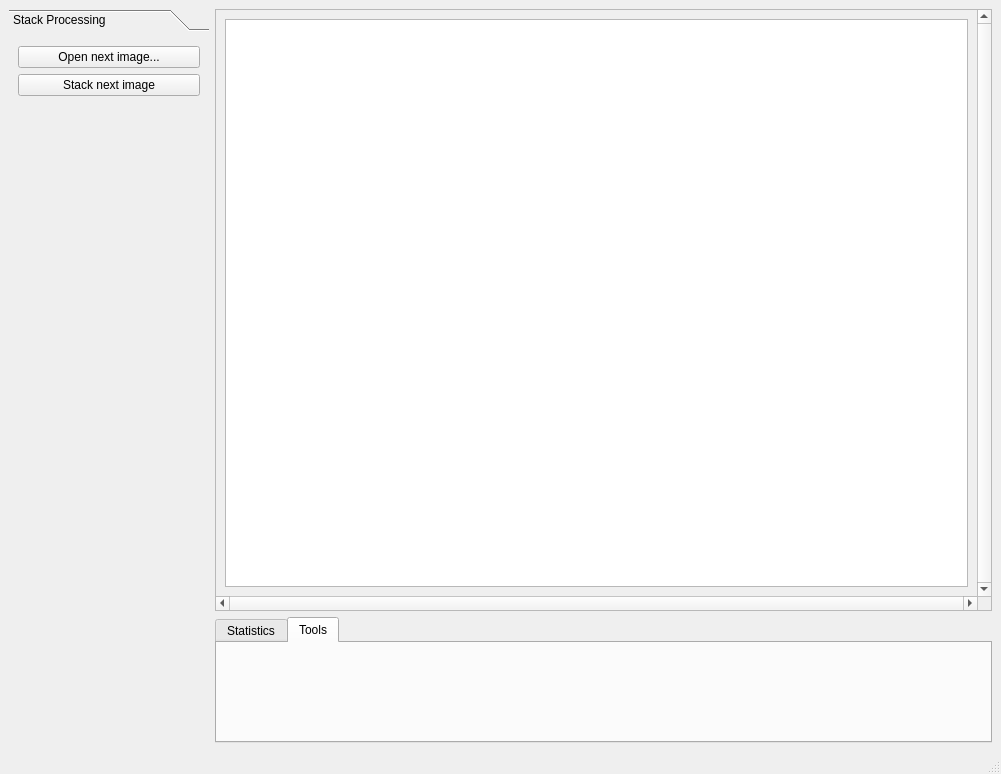
Before: the Qt Designer form src/astrobench.ui in steveicarus/astrobench, drawn with Qt 5.
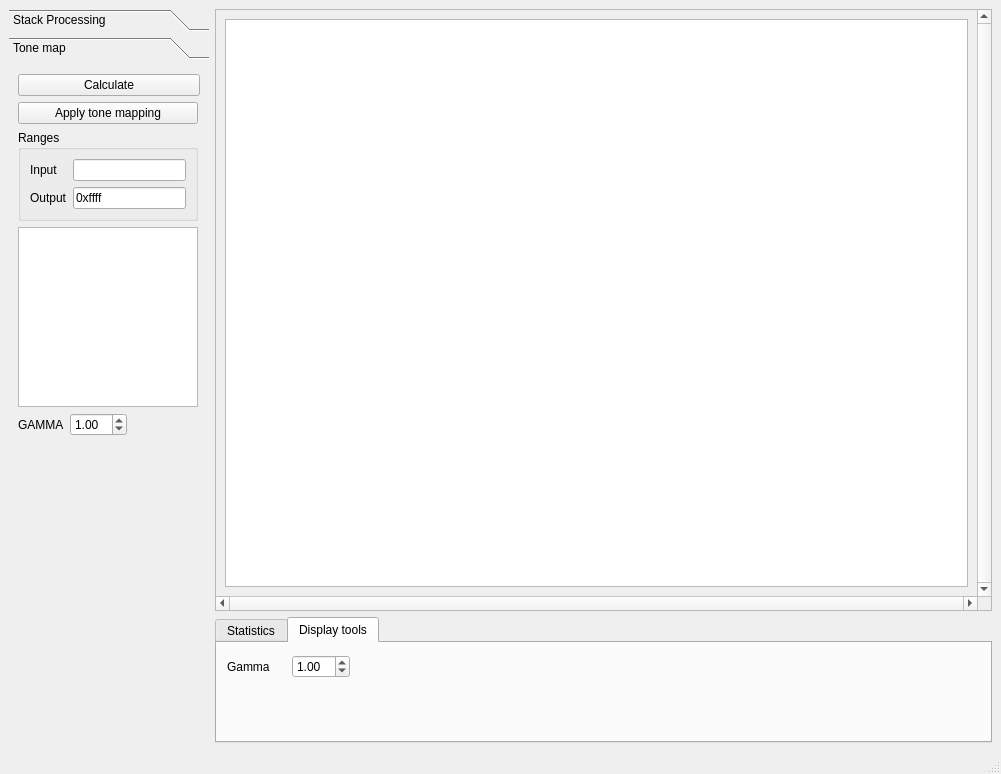
After: the same form once the commit is applied. The open tabs and pages were chosen to show the change.

Commit message: Add a tone map tab and a button to calculate a tone map.

What changed in the file:
```diff
--- a/src/astrobench.ui
+++ b/src/astrobench.ui
@@ -41,7 +41,7 @@
          <x>0</x>
          <y>0</y>
          <width>200</width>
-         <height>673</height>
+         <height>639</height>
         </rect>
        </property>
        <attribute name="label">
@@ -77,6 +77,180 @@
         </item>
        </layout>
       </widget>
+      <widget class="QWidget" name="page_2">
+       <property name="geometry">
+        <rect>
+         <x>0</x>
+         <y>0</y>
+         <width>204</width>
+         <height>639</height>
+        </rect>
+       </property>
+       <attribute name="label">
+        <string>Tone map</string>
+       </attribute>
+       <layout class="QVBoxLayout" name="verticalLayout">
+        <item>
+         <widget class="QPushButton" name="tone_map_calculate">
+          <property name="text">
+           <string>Calculate</string>
+          </property>
+         </widget>
+        </item>
+        <item>
+         <widget class="QPushButton" name="tone_map_apply">
+          <property name="maximumSize">
+           <size>
+            <width>180</width>
+            <height>16777215</height>
+           </size>
+          </property>
+          <property name="text">
+           <string>Apply tone mapping</string>
+          </property>
+         </widget>
+        </item>
+        <item>
+         <widget class="QGroupBox" name="groupBox">
+          <property name="sizePolicy">
+           <sizepolicy hsizetype="MinimumExpanding" vsizetype="Preferred">
+            <horstretch>0</horstretch>
+            <verstretch>0</verstretch>
+           </sizepolicy>
+          </property>
+          <property name="maximumSize">
+           <size>
+            <width>180</width>
+            <height>16777215</height>
+           </size>
+          </property>
+          <property name="title">
+           <string>Ranges</string>
+          </property>
+          <layout class="QGridLayout" name="gridLayout_2">
+           <item row="0" column="0">
+            <widget class="QLabel" name="label_6">
+             <property name="text">
+              <string>Input</string>
+             </property>
+            </widget>
+           </item>
+           <item row="0" column="1">
+            <widget class="QLineEdit" name="tone_map_input_max">
+             <property name="sizePolicy">
+              <sizepolicy hsizetype="MinimumExpanding" vsizetype="Fixed">
+               <horstretch>0</horstretch>
+               <verstretch>0</verstretch>
+              </sizepolicy>
+             </property>
+             <property name="maxLength">
+              <number>32</number>
+             </property>
+             <property name="readOnly">
+              <bool>true</bool>
+             </property>
+            </widget>
+           </item>
+           <item row="1" column="0">
+            <widget class="QLabel" name="label_7">
+             <property name="text">
+              <string>Output</string>
+             </property>
+            </widget>
+           </item>
+           <item row="1" column="1">
+            <widget class="QLineEdit" name="tone_map_output_max">
+             <property name="sizePolicy">
+              <sizepolicy hsizetype="MinimumExpanding" vsizetype="Fixed">
+               <horstretch>0</horstretch>
+               <verstretch>0</verstretch>
+              </sizepolicy>
+             </property>
+             <property name="text">
+              <string>0xffff</string>
+             </property>
+             <property name="maxLength">
+              <number>32</number>
+             </property>
+             <property name="readOnly">
+              <bool>true</bool>
+             </property>
+            </widget>
+           </item>
+          </layout>
+         </widget>
+        </item>
+        <item>
+         <widget class="QGraphicsView" name="tone_map_graph">
+          <property name="sizePolicy">
+           <sizepolicy hsizetype="Fixed" vsizetype="Fixed">
+            <horstretch>180</horstretch>
+            <verstretch>180</verstretch>
+           </sizepolicy>
+          </property>
+          <property name="maximumSize">
+           <size>
+            <width>180</width>
+            <height>180</height>
+           </size>
+          </property>
+         </widget>
+        </item>
+        <item>
+         <layout class="QHBoxLayout" name="horizontalLayout_4">
+          <item>
+           <widget class="QLabel" name="label_5">
+            <property name="text">
+             <string>GAMMA</string>
+            </property>
+           </widget>
+          </item>
+          <item>
+           <widget class="QDoubleSpinBox" name="tone_map_gamma">
+            <property name="minimum">
+             <double>0.010000000000000</double>
+            </property>
+            <property name="maximum">
+             <double>19.989999999999998</double>
+            </property>
+            <property name="singleStep">
+             <double>0.100000000000000</double>
+            </property>
+            <property name="value">
+             <double>1.000000000000000</double>
+            </property>
+           </widget>
+          </item>
+          <item>
+           <spacer name="horizontalSpacer_2">
+            <property name="orientation">
+             <enum>Qt::Horizontal</enum>
+            </property>
+            <property name="sizeHint" stdset="0">
+             <size>
+              <width>18</width>
+              <height>20</height>
+             </size>
+            </property>
+           </spacer>
+          </item>
+         </layout>
+        </item>
+        <item>
+         <spacer name="verticalSpacer">
+          <property name="orientation">
+           <enum>Qt::Vertical</enum>
+          </property>
+          <property name="sizeHint" stdset="0">
+           <size>
+            <width>20</width>
+            <height>373</height>
+           </size>
+          </property>
+         </spacer>
+        </item>
+       </layout>
+      </widget>
      </widget>
     </item>
     <item>
@@ -237,8 +411,34 @@
         </widget>
         <widget class="QWidget" name="tab_2">
          <attribute name="title">
-          <string>Tools</string>
+          <string>Display tools</string>
          </attribute>
+         <widget class="QWidget" name="layoutWidget">
+          <property name="geometry">
+           <rect>
+            <x>10</x>
+            <y>10</y>
+            <width>123</width>
+            <height>27</height>
+           </rect>
+          </property>
+          <layout class="QHBoxLayout" name="horizontalLayout_3">
+           <item>
+            <widget class="QLabel" name="label_4">
+             <property name="text">
+              <string>Gamma</string>
+             </property>
+            </widget>
+           </item>
+           <item>
+            <widget class="QDoubleSpinBox" name="tools_gamma">
+             <property name="value">
+              <double>1.000000000000000</double>
+             </property>
+            </widget>
+           </item>
+          </layout>
+         </widget>
         </widget>
        </widget>
       </item>
```
The commit also changes 4 other files.
